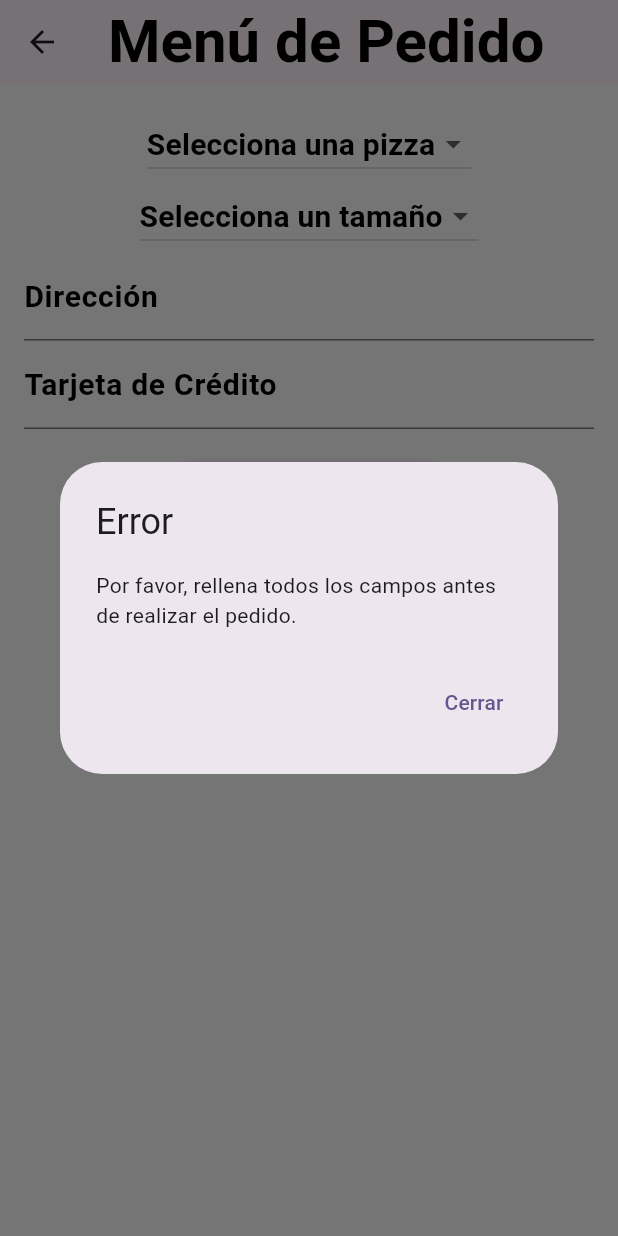
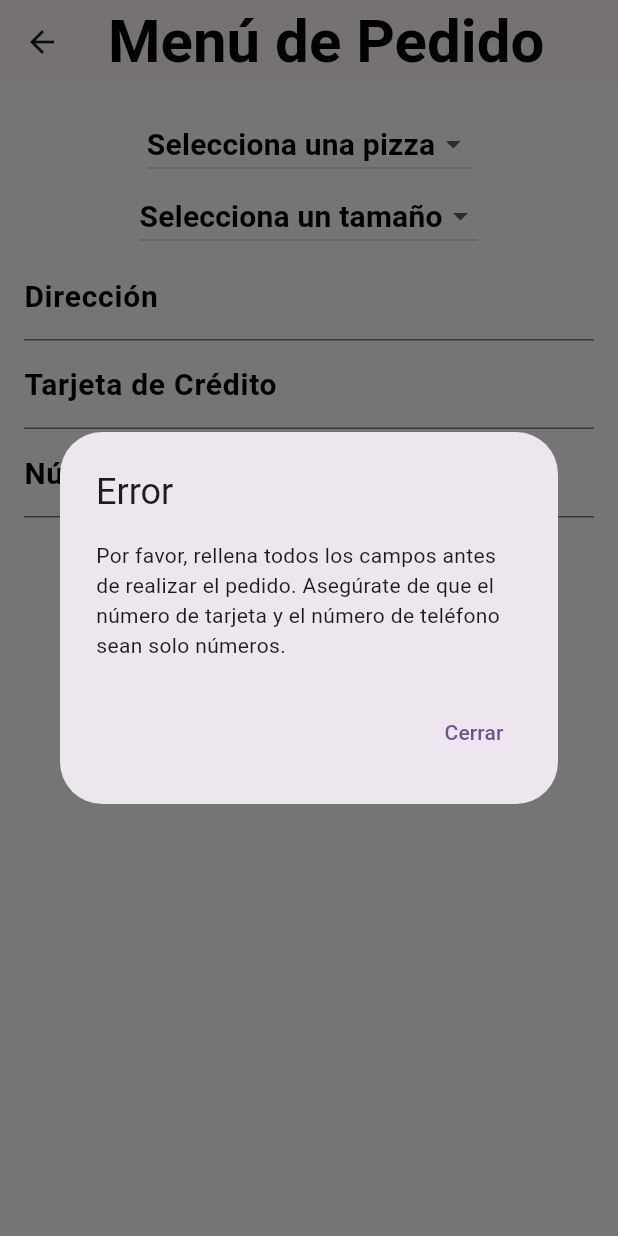
Before and after one commit to vicmaviclu/DS, a Flutter app: the MenuPedido screen opened directly, after a tap on "Realizar Pedido", on a phone screen of 412 x 824 dp. Run offline on Flutter 3.47's test engine with Material 3 defaults, Android fonts, the phone set to English and light mode, and no system bars.

Commit message:
12:30 20/04

```diff
--- a/P2/ejercicio_grupal/lib/menu_pedido.dart
+++ b/P2/ejercicio_grupal/lib/menu_pedido.dart
@@ -14,6 +14,7 @@
   String? tamanoSeleccionado;
   final direccionControlador = TextEditingController();
   final tarjetaControlador= TextEditingController();
+  final telefonoControlador = TextEditingController(); // Nuevo controlador para el número de teléfono
   Pedido? pedido;
 
   PreferredSizeWidget buildAppBar() {
@@ -64,7 +65,6 @@
     );
   }
 
-
   Widget buildTextField(String label, TextEditingController controller) {
     return TextField(
       controller: controller,
@@ -74,7 +74,6 @@
       ),
     );
   }
-
 
   Widget buildBotonPedido() {
     return Padding(
@@ -88,14 +87,19 @@
 
 // Maneja la presión del botón de pedido
 void clickBoton() {
-    if (pizzaSeleccionada != null && tamanoSeleccionado != null && direccionControlador.text.isNotEmpty && tarjetaControlador.text.isNotEmpty) {
+  RegExp regExp = RegExp(r'^[0-9]+$'); // Expresión regular para verificar si la cadena contiene solo números
+
+  if (pizzaSeleccionada != null &&
+      tamanoSeleccionado != null &&
+      direccionControlador.text.isNotEmpty &&
+      regExp.hasMatch(tarjetaControlador.text) &&
+      regExp.hasMatch(telefonoControlador.text)) {
     crearPedido();
     limpiarTexto();
   } else {
     mensajeError();
   }
 }
-
 
   // Crea y muestra el pedido
   void crearPedido() {
@@ -106,6 +110,7 @@
       direccion: direccionControlador.text,
       tarjeta: tarjetaControlador.text,
       coste: coste,
+      numeroTelefono: telefonoControlador.text, // Añade el número de teléfono al pedido
     );
 
     pedido!.hacerPedido();
@@ -147,6 +152,7 @@
       tamanoSeleccionado = null;
       direccionControlador.clear();
       tarjetaControlador.clear();
+      telefonoControlador.clear(); // Limpia el campo del número de teléfono
     });
   }
 
@@ -156,7 +162,7 @@
       builder: (BuildContext context) {
         return AlertDialog(
           title:const Text('Error'),
-          content: const Text('Por favor, rellena todos los campos antes de realizar el pedido.'),
+          content: const Text('Por favor, rellena todos los campos antes de realizar el pedido. Asegúrate de que el número de tarjeta y el número de teléfono sean solo números.'),
           actions: <Widget>[
             TextButton(
               child: const Text('Cerrar'),
@@ -186,6 +192,7 @@
                 buildPizzaTamanoLista(),
                 buildTextField('Dirección', direccionControlador),
                 buildTextField('Tarjeta de Crédito', tarjetaControlador),
+                buildTextField('Número de Teléfono', telefonoControlador), // Nuevo campo para el número de teléfono
                 buildBotonPedido(),
               ],
             ),
--- a/P2/ejercicio_grupal/lib/pedido.dart
+++ b/P2/ejercicio_grupal/lib/pedido.dart
@@ -2,10 +2,13 @@
 import 'sistema_pagos.dart';
 
 class Pedido {
+  static int _contadorPedidos = 0; // Variable de clase para llevar la cuenta de los pedidos
+  final int numeroPedido; // Variable de instancia para el número de este pedido
   final String pizzaSeleccionada;
   final String tamanoSeleccionado;
   final SistemaEnvios sistemaEnvios;
   final SistemaPagos sistemaPagos;
+  final String numeroTelefono; // Nueva variable de instancia
 
   Pedido({
     required this.pizzaSeleccionada,
@@ -13,25 +16,25 @@
     required String direccion,
     required String tarjeta,
     required double coste,
-  })  : sistemaEnvios = SistemaEnvios(direccion: direccion),
-        sistemaPagos = SistemaPagos(tarjeta: tarjeta, coste: coste);
+    required this.numeroTelefono, // Actualiza el constructor
+  })  : sistemaEnvios = SistemaEnvios(direccion: direccion, numeroTelefono: numeroTelefono), // Actualiza la creación de la instancia de SistemaEnvios
+        sistemaPagos = SistemaPagos(tarjeta: tarjeta, coste: coste),
+        numeroPedido = ++_contadorPedidos; // Incrementa el contador y asigna el valor a numeroPedido
 
   void hacerPedido() {
     sistemaPagos.procesarPago();
     sistemaEnvios.enviarPedido();
-    // LLamar al builder correspondiente para hacer la pizza y devolverla
-    // Se puede hacer un controlador de builders que llame al builder correspondiente
-    // o hacer unos builders que te hagan la pizza basica con cada tamaño
-    // y luego hacer el patron decorador para los ingedientes(decoradorPepperoni, decoradorMargarita, etc)
     print('pedido realizado');
   }
 
   @override
   String toString() {
     return '\n'
+           'Número de pedido: $numeroPedido\n' // Añade el número de pedido a la salida
            'Pizza seleccionada: $pizzaSeleccionada\n'
            'Tamaño seleccionado: $tamanoSeleccionado\n'
            'Dirección: ${sistemaEnvios.direccion}\n'
+           'Número de teléfono: $numeroTelefono\n' // Añade el número de teléfono a la salida
            'Tarjeta: ${sistemaPagos.tarjeta}\n'
            'Coste: ${sistemaPagos.coste}';
   }
--- a/P2/ejercicio_grupal/lib/sistema_envios.dart
+++ b/P2/ejercicio_grupal/lib/sistema_envios.dart
@@ -1,9 +1,11 @@
 class SistemaEnvios {
   final String direccion;
+  final String numeroTelefono;
 
-  SistemaEnvios({required this.direccion});
+  SistemaEnvios({required this.direccion, required this.numeroTelefono});
 
   void enviarPedido() {
     print('Enviando el pedido a la dirección $direccion');
+    print('Número de teléfono de contacto: $numeroTelefono');
   }
 }
```
Lines whose indentation alone changed are shown as unchanged.
